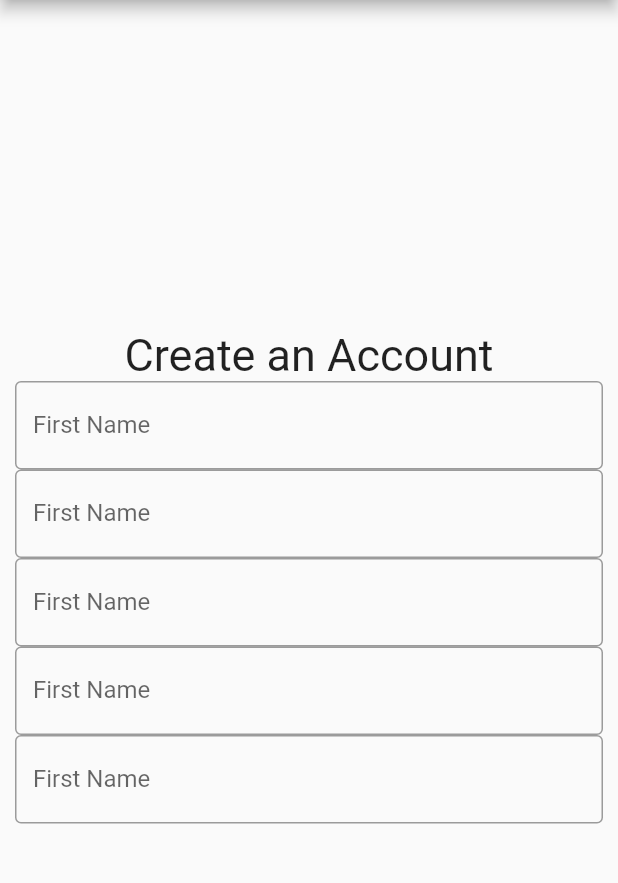
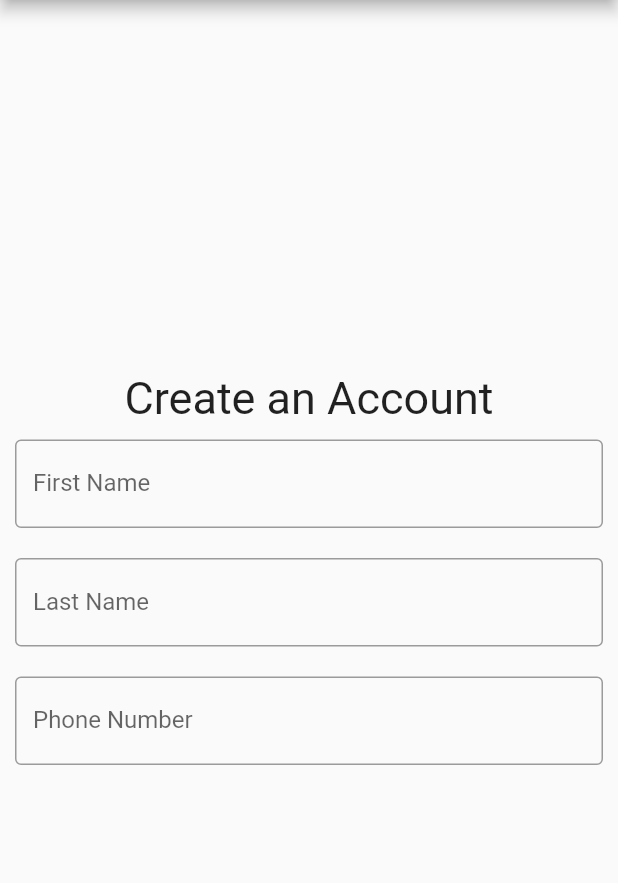
Before and after one commit to Jean-Lionel/mama_naffu, a Flutter app: the screen it shows after launch, on a phone screen of 412 x 824 dp, the part 84-967 px from its top. Run offline on Flutter 3.47's test engine with Material 2 defaults, Android fonts, the phone set to English and light mode, and no system bars.

Commit message:
make input field

```diff
--- a/lib/component/FieldInput.dart
+++ b/lib/component/FieldInput.dart
@@ -3,7 +3,9 @@ import 'package:flutter/src/widgets/placeholder.dart';
 import 'package:flutter/material.dart';
 
 class FieldInput extends StatefulWidget {
-  const FieldInput({super.key});
+  final String _label;
+  final String _placeholder;
+  FieldInput(this._label, this._placeholder);
   @override
   State<FieldInput> createState() => _FieldInputState();
 }
@@ -11,11 +13,14 @@ class FieldInput extends StatefulWidget {
 class _FieldInputState extends State<FieldInput> {
   @override
   Widget build(BuildContext context) {
-    return const TextField(
-      decoration: InputDecoration(
-        border: OutlineInputBorder(),
-        labelText: 'First Name',
-        hintText: 'First Name',
+    return Padding(
+      padding: EdgeInsets.fromLTRB(0, 10, 0, 10),
+      child: TextField(
+        decoration: InputDecoration(
+          border: OutlineInputBorder(),
+          labelText: widget._label,
+          hintText: widget._placeholder,
+        ),
       ),
     );
   }
--- a/lib/component/register_user.dart
+++ b/lib/component/register_user.dart
@@ -14,18 +14,17 @@ class _CreateAccountState extends State<CreateAccount> {
     return Padding(
       padding: const EdgeInsets.all(10.0),
       child: Column(
-        children: const [
-          Text(
+        children: [
+          const Text(
             "Create an Account",
             style: TextStyle(
               fontSize: 30,
             ),
           ),
-          FieldInput(),
-          FieldInput(),
-          FieldInput(),
-          FieldInput(),
-          FieldInput(),
+          FieldInput("First Name", "ex: Jean Lionel"),
+          FieldInput("Last Name", "eg : Nininahazwe"),
+          FieldInput("Phone Number", "eg : +257 79 614 036"),
+
         ],
       ),
     );
--- a/lib/main.dart
+++ b/lib/main.dart
@@ -16,7 +16,7 @@ class MyApp extends StatelessWidget {
         appBar: AppBar(
           title: HeaderApp(),
         ),
-        body: const Center(
+        body: Center(
           child: SingleChildScrollView(
             child: CreateAccount(),
           ),
```
